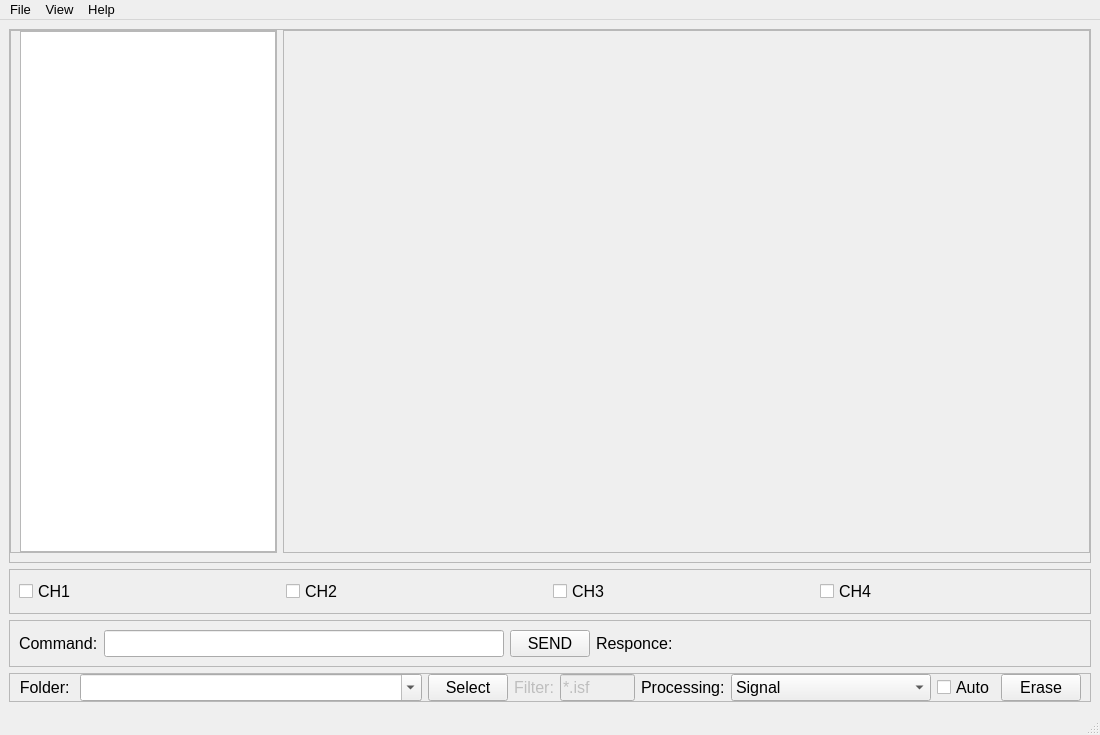
The window that Tectronix.ui (salinsalins/Tectronix) describes before a commit, drawn with Qt 5.
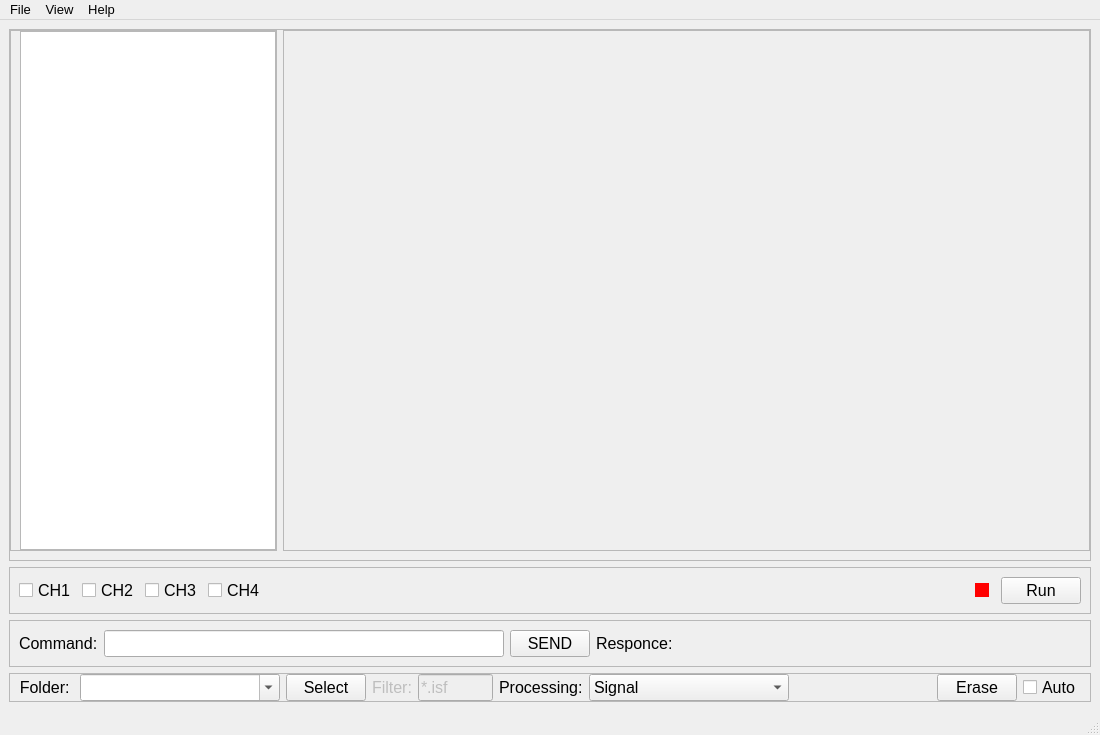
The same window after the commit.

Commit message: start tec. 3014

Diff of the .ui file:
```diff
--- a/Tectronix.ui
+++ b/Tectronix.ui
@@ -141,14 +141,14 @@
       </property>
       <layout class="QHBoxLayout" name="horizontalLayout_4">
        <item>
-        <widget class="QCheckBox" name="checkBox_4">
+        <widget class="QCheckBox" name="checkBox_1">
          <property name="text">
           <string>CH1</string>
          </property>
         </widget>
        </item>
        <item>
-        <widget class="QCheckBox" name="checkBox_5">
+        <widget class="QCheckBox" name="checkBox_2">
          <property name="text">
           <string>CH2</string>
          </property>
@@ -162,12 +162,51 @@
         </widget>
        </item>
        <item>
-        <widget class="QCheckBox" name="checkBox_2">
+        <widget class="QCheckBox" name="checkBox_4">
          <property name="text">
           <string>CH4</string>
          </property>
         </widget>
        </item>
+       <item>
+        <spacer name="horizontalSpacer_2">
+         <property name="orientation">
+          <enum>Qt::Horizontal</enum>
+         </property>
+         <property name="sizeHint" stdset="0">
+          <size>
+           <width>40</width>
+           <height>20</height>
+          </size>
+         </property>
+        </spacer>
+       </item>
+       <item>
+        <widget class="QCheckBox" name="checkBox_5">
+         <property name="enabled">
+          <bool>false</bool>
+         </property>
+         <property name="styleSheet">
+          <string notr="true">QCheckBox::indicator:unchecked {
+   background-color: red;
+}
+</string>
+         </property>
+         <property name="text">
+          <string/>
+         </property>
+        </widget>
+       </item>
+       <item>
+        <widget class="QPushButton" name="pushButton_4">
+         <property name="text">
+          <string>Run</string>
+         </property>
+         <property name="checkable">
+          <bool>true</bool>
+         </property>
+        </widget>
+       </item>
       </layout>
      </widget>
     </item>
@@ -460,11 +499,17 @@
         </widget>
        </item>
        <item>
-        <widget class="QCheckBox" name="checkBox">
-         <property name="text">
-          <string>Auto</string>
+        <spacer name="horizontalSpacer">
+         <property name="orientation">
+          <enum>Qt::Horizontal</enum>
          </property>
-        </widget>
+         <property name="sizeHint" stdset="0">
+          <size>
+           <width>40</width>
+           <height>20</height>
+          </size>
+         </property>
+        </spacer>
        </item>
        <item>
         <widget class="QPushButton" name="pushButton">
@@ -473,6 +518,13 @@
          </property>
         </widget>
        </item>
+       <item>
+        <widget class="QCheckBox" name="checkBox">
+         <property name="text">
+          <string>Auto</string>
+         </property>
+        </widget>
+       </item>
       </layout>
      </widget>
     </item>
```
Left out of the diff: 8 changed lines with no effect on the pictures. The commit also changes 1 other file.
